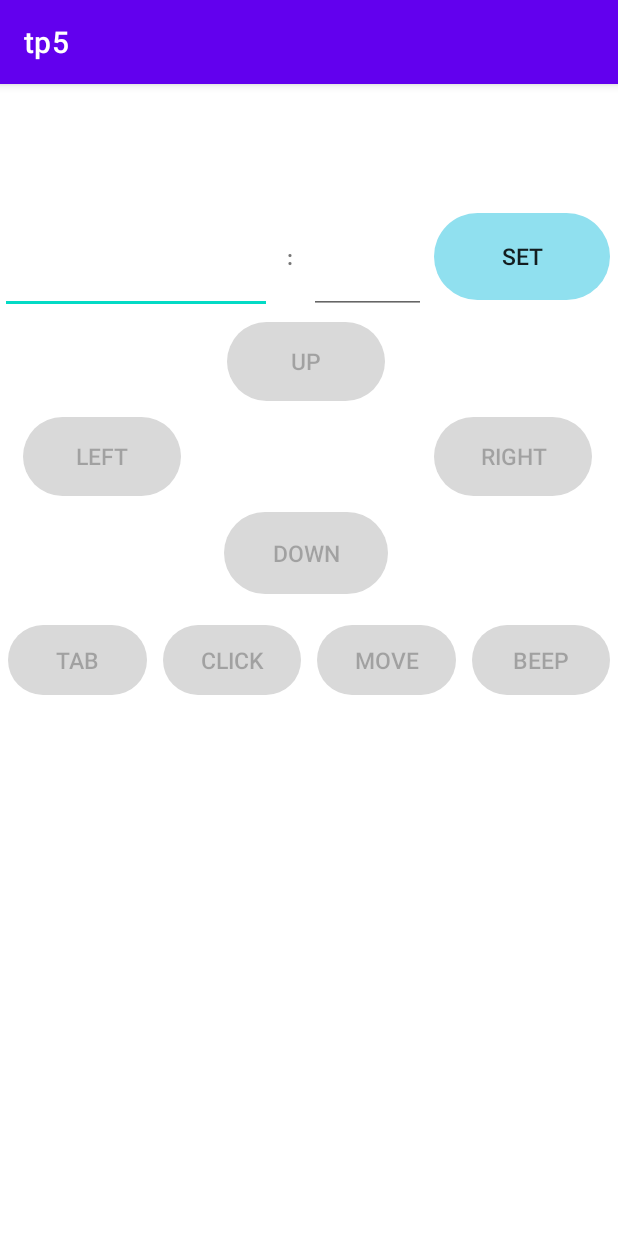
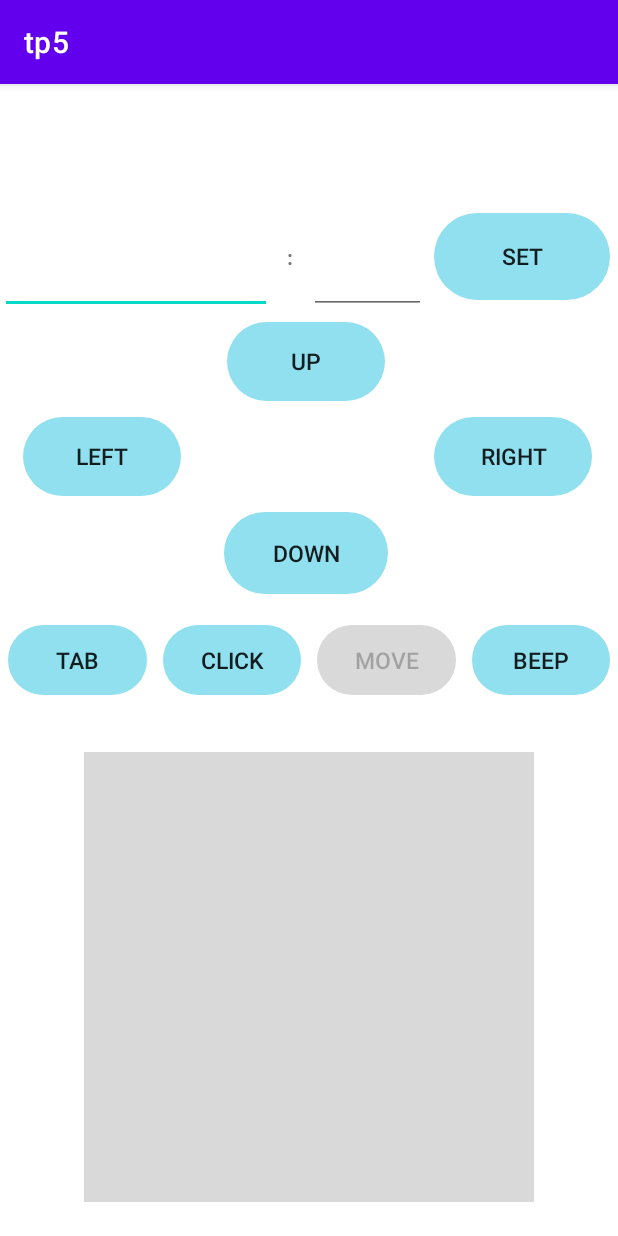
Before and after one commit to CavacoAntoine/Cours_Android_Studio, an Android app: the screen it shows after launch (MainActivity), after a tap on "SET", on a phone screen of 412 x 824 dp. Run offline under Robolectric (Android 15) with nearby library versions, the phone set to English and light mode, and no system bars; 3 statements that could not run were skipped.

Commit message:
tp5 : oui

```diff
--- a/tp5/app/src/main/java/com/example/tp5/MainActivity.java
+++ b/tp5/app/src/main/java/com/example/tp5/MainActivity.java
@@ -63,6 +63,7 @@ public class MainActivity extends AppCompatActivity {
     private void onClickAction(String string){
         switch (string) {
             case "set":
+                enableButtons();
                 SocketInitalize socketInitalize = new SocketInitalize();
                 socketInitalize.execute(this.ip.getText().toString(), this.port.getText().toString());
                 try {
@@ -101,6 +102,18 @@ public class MainActivity extends AppCompatActivity {
                 Toast toast = Toast.makeText(this, "Send " + string +" !", Toast.LENGTH_SHORT);
                 toast.show();
         }
+    }
+
+    private void enableButtons() {
+        //private AppCompatButton set, next, previous, up, down, tab, click, move, beep;
+        this.next.setEnabled(true);
+        this.previous.setEnabled(true);
+        this.up.setEnabled(true);
+        this.down.setEnabled(true);
+        this.tab.setEnabled(true);
+        this.click.setEnabled(true);
+        this.move.setEnabled(true);
+        this.beep.setEnabled(true);
     }
 
     public class Sender extends Thread {
--- a/tp5/app/src/main/res/layout/activity_main.xml
+++ b/tp5/app/src/main/res/layout/activity_main.xml
@@ -259,7 +259,9 @@
 
     <View
         android:id="@+id/pad"
-        android:layout_width="0dp"
+        android:background="@color/grey"
+        app:layout_constraintDimensionRatio="1:1"
+        android:layout_width="300dp"
         android:layout_height="0dp"
         app:layout_constraintBottom_toBottomOf="parent"
         app:layout_constraintEnd_toEndOf="parent"
```
